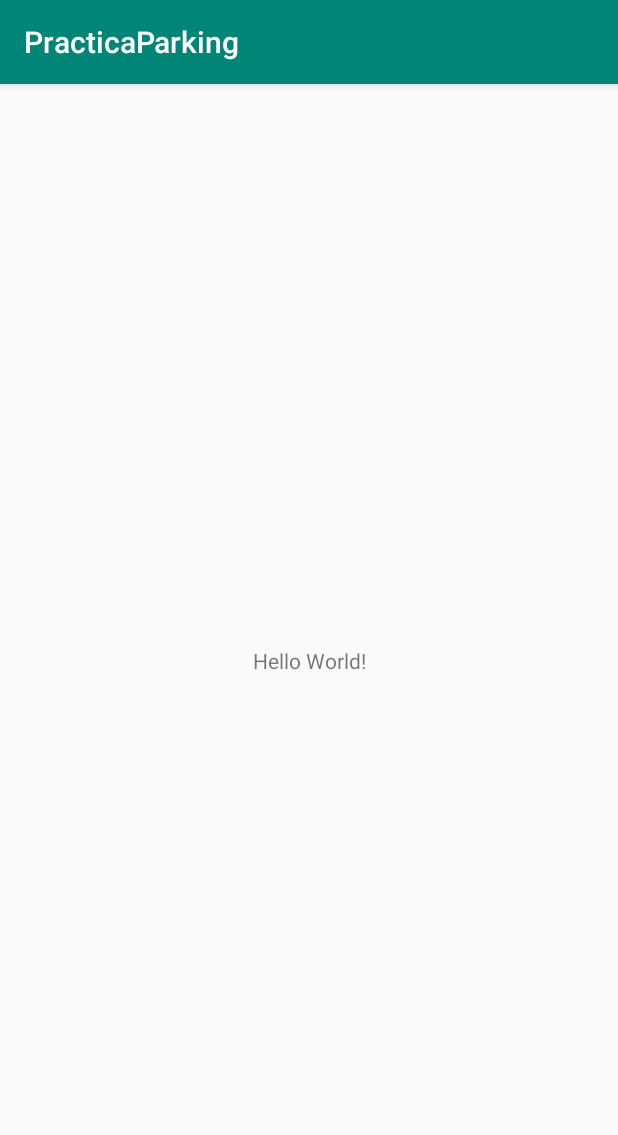
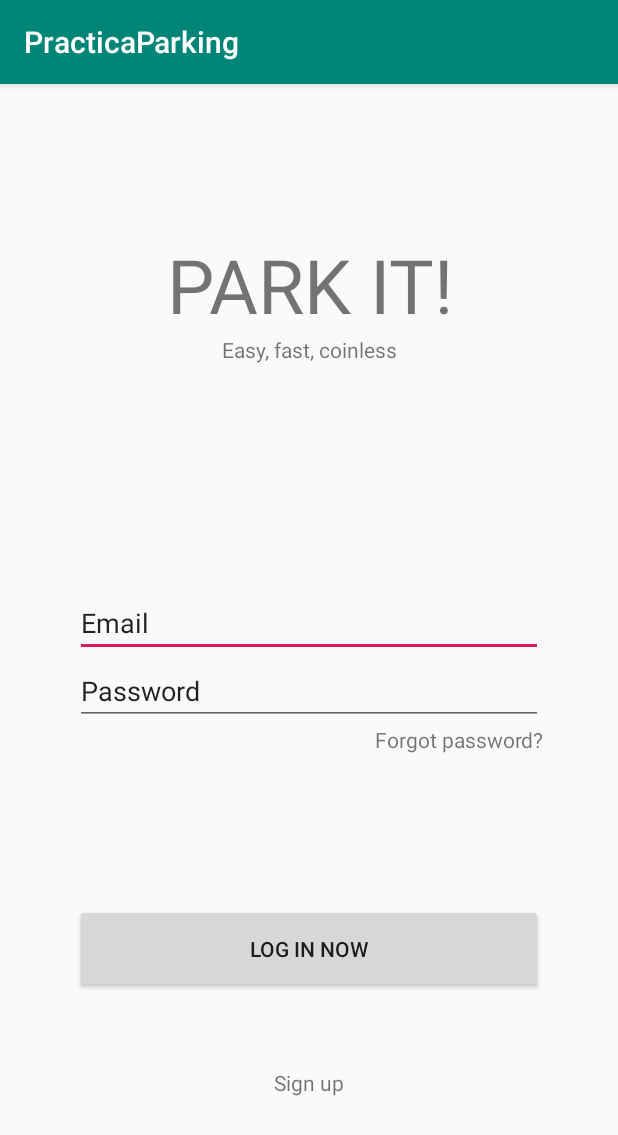
Before and after one commit to AdriaCaparros/PracticaParking, an Android app: the screen it shows after launch (MainActivity), on a phone screen of 412 x 824 dp. Shown: the top 1135 px of the screen. Run offline under Robolectric (Android 15) with nearby library versions, the phone set to English and light mode, and no system bars.

Commit message:
Primera pantalla

```diff
--- a/app/src/main/res/layout/activity_main.xml
+++ b/app/src/main/res/layout/activity_main.xml
@@ -1,18 +1,73 @@
 <?xml version="1.0" encoding="utf-8"?>
-<android.support.constraint.ConstraintLayout xmlns:android="http://schemas.android.com/apk/res/android"
+<LinearLayout xmlns:android="http://schemas.android.com/apk/res/android"
     xmlns:app="http://schemas.android.com/apk/res-auto"
     xmlns:tools="http://schemas.android.com/tools"
     android:layout_width="match_parent"
     android:layout_height="match_parent"
-    tools:context=".MainActivity">
+    android:orientation="vertical"
+    tools:context=".MainActivity" >
 
     <TextView
-        android:layout_width="wrap_content"
+        android:id="@+id/textView"
+        android:layout_width="match_parent"
         android:layout_height="wrap_content"
-        android:text="Hello World!"
-        app:layout_constraintBottom_toBottomOf="parent"
-        app:layout_constraintLeft_toLeftOf="parent"
-        app:layout_constraintRight_toRightOf="parent"
-        app:layout_constraintTop_toTopOf="parent" />
+        android:layout_marginTop="100dp"
+        android:gravity="center"
+        android:text="PARK IT!"
+        android:textSize="50sp" />
 
-</android.support.constraint.ConstraintLayout>
+    <TextView
+        android:id="@+id/textView2"
+        android:layout_width="match_parent"
+        android:layout_height="wrap_content"
+        android:gravity="center"
+        android:text="Easy, fast, coinless" />
+
+    <EditText
+        android:id="@+id/editText"
+        android:layout_width="match_parent"
+        android:layout_height="wrap_content"
+        android:layout_marginLeft="50dp"
+        android:layout_marginTop="150dp"
+        android:layout_marginRight="50dp"
+        android:ems="10"
+        android:inputType="textEmailAddress"
+        android:text="Email" />
+
+    <EditText
+        android:id="@+id/editText3"
+        android:layout_width="match_parent"
+        android:layout_height="wrap_content"
+        android:layout_marginLeft="50dp"
+        android:layout_marginRight="50dp"
+        android:ems="10"
+        android:inputType="textEmailAddress"
+        android:text="Password" />
+
+    <TextView
+        android:id="@+id/textView3"
+        android:layout_width="match_parent"
+        android:layout_height="wrap_content"
+        android:layout_marginRight="50dp"
+        android:gravity="end"
+        android:text="Forgot password?" />
+
+    <Button
+        android:id="@+id/button"
+        android:layout_width="match_parent"
+        android:layout_height="wrap_content"
+        android:layout_marginLeft="50dp"
+        android:layout_marginTop="100dp"
+        android:layout_marginRight="50dp"
+        android:padding="20dp"
+        android:text="Log in NOW" />
+
+    <TextView
+        android:id="@+id/textView4"
+        android:layout_width="match_parent"
+        android:layout_height="wrap_content"
+        android:layout_marginTop="50dp"
+        android:gravity="center"
+        android:text="Sign up" />
+
+</LinearLayout>
```
